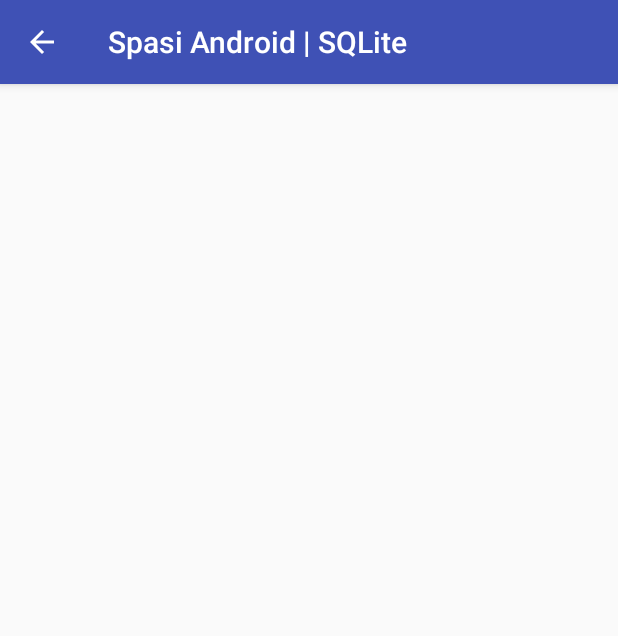
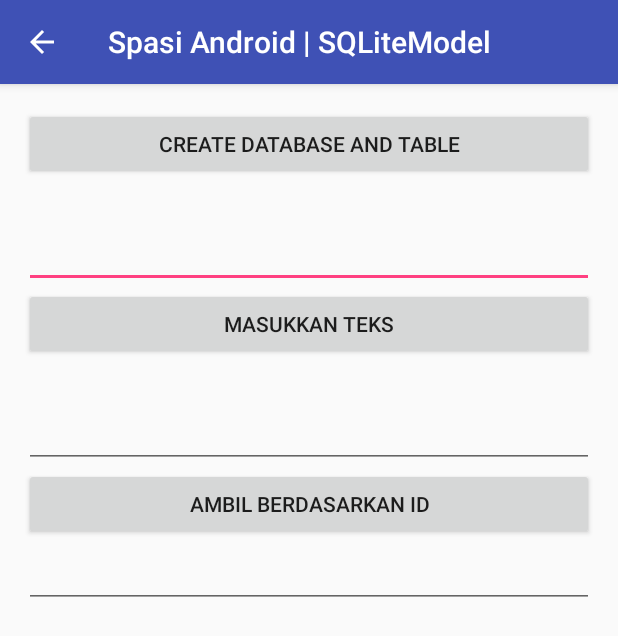
Before and after one commit to fajarlabs/TUTORIAL_AndroidSample, an Android app: the SQLiteActivity screen opened directly, with no data from a screen before it, on a phone screen of 412 x 824 dp. Shown: the top 636 px of the screen. Run offline under Robolectric (Android 15) with nearby library versions, the light colour scheme and no system bars.

Commit message:
Penambahan library

```diff
--- a/app/src/main/java/com/spasi/android/controller/MainActivity.java
+++ b/app/src/main/java/com/spasi/android/controller/MainActivity.java
@@ -173,7 +173,7 @@ public class MainActivity extends AppCompatActivity  {
             }
         });
 
-        // Button SQLite
+        // Button SQLiteModel
         Button btnSQLite = (Button)findViewById(R.id.btnSQLite);
         btnSQLite.setOnClickListener(new View.OnClickListener() {
             @Override
--- a/app/src/main/java/com/spasi/android/controller/sqlite/SQLiteActivity.java
+++ b/app/src/main/java/com/spasi/android/controller/sqlite/SQLiteActivity.java
@@ -1,16 +1,14 @@
 package com.spasi.android.controller.sqlite;
 
-import android.database.Cursor;
-import android.database.sqlite.SQLiteDatabase;
 import android.os.Bundle;
-import android.os.Environment;
-import android.support.design.widget.FloatingActionButton;
-import android.support.design.widget.Snackbar;
 import android.support.v7.app.AppCompatActivity;
 import android.support.v7.widget.Toolbar;
 import android.view.View;
+import android.widget.Button;
+import android.widget.TextView;
 
 import com.spasi.android.R;
+import com.spasi.android.model.SQLiteModel;
 
 // http://www.ttsberita.com/2014/05/menggunakan-database-sqlite-di-android.html
 // http://www.tutorialspoint.com/android/android_sqlite_database.htm
@@ -30,64 +28,29 @@ public class SQLiteActivity extends AppCompatActivity {
                 onBackPressed();
             }
         });
-        getSupportActionBar().setTitle("Spasi Android | SQLite");
+        getSupportActionBar().setTitle("Spasi Android | SQLiteModel");
 
-    }
+        final SQLiteModel sqlmodel = new SQLiteModel();
 
-    /**
-     * Cara membuat database
-     */
-    private void contohMembuatDatabase(){
-        String kartuMemory = Environment.getExternalStorageDirectory().toString() ;
-        String databasePart = kartuMemory + "/contohdb.sqlite";
+        // Button to insert data to sqlite
+        Button btnInsertText = (Button) findViewById(R.id.btnInsertText);
+        final TextView editTextInsert = (TextView) findViewById(R.id.editTextInsert);
+        btnInsertText.setOnClickListener(new View.OnClickListener() {
+            @Override
+            public void onClick(View v) {
+                sqlmodel.insertData(editTextInsert.getText().toString());
+            }
+        });
 
-        SQLiteDatabase db = SQLiteDatabase.openOrCreateDatabase(databasePart, null);
-        String sql = "CREATE TABLE IF NOT EXISTS  contoh_table "+
-                "(_id INTEGER PRIMARY KEY," +
-                "contohtext TEXT )";
-        db.execSQL(sql);
-        db.close();
-    }
-
-    /**
-     * Memasukkan teks kedalam database
-     * @param text
-     */
-    private void Masukantext(String text){
-
-        String kartuMemory = Environment.getExternalStorageDirectory().toString() ;
-        String databasePart = kartuMemory + "/contohdb.sqlite";
-
-        SQLiteDatabase db = SQLiteDatabase.openOrCreateDatabase(databasePart, null);
-        String sql = "INSERT INTO contoh_table (contohtext) "
-                + " VALUES(?)";
-
-        db.execSQL(sql, new String[]{text});
-        db.close();
-
-    }
-
-    /**
-     * Mengambil Text berdasarkan id-nya
-     * @param id
-     * @return
-     */
-    private String ambilText(String id){
-        String result = null;
-
-        String kartuMemory = Environment.getExternalStorageDirectory().toString() ;
-        String databasePart = kartuMemory + "/contohdb.sqlite";
-
-        SQLiteDatabase db = SQLiteDatabase.openOrCreateDatabase(databasePart, null);
-
-        String sql = "SELECT * FROM contoh_table WHERE _id = ?";
-        Cursor rs =   db.rawQuery(sql, new String[]{id});
-        if(rs.moveToFirst()){
-            result = rs.getString(rs.getColumnIndex("contohtext"));
-        }
-
-        rs.close();
-        db.close();
-        return result;
+        // Button to get data from sqlite
+        Button btnAmbil = (Button) findViewById(R.id.btnAmbil);
+        final TextView editTextTampil = (TextView) findViewById(R.id.editTextTampil);
+        final TextView editTextID = (TextView) findViewById(R.id.editTextID);
+        btnAmbil.setOnClickListener(new View.OnClickListener() {
+            @Override
+            public void onClick(View v) {
+                editTextTampil.setText(sqlmodel.getData(editTextID.getText().toString()));
+            }
+        });
     }
 }
--- /dev/null
+++ b/app/src/main/java/com/spasi/android/model/SQLiteModel.java
@@ -0,0 +1,64 @@
+package com.spasi.android.model;
+
+import android.database.Cursor;
+
+import com.spasi.android.util.SQLite;
+
+/**
+ * Created by Spasi-Ideapad on 2/3/2016.
+ */
+public class SQLiteModel {
+
+    private final String DBName = "contohdb.sqlite";
+    private SQLite db;
+
+    public SQLiteModel() {
+        // Instance must declared
+        db = new SQLite(DBName);
+        // Query create table
+        String sql = "CREATE TABLE IF NOT EXISTS  contoh_table "+
+                "(_id INTEGER PRIMARY KEY," +
+                "contohtext TEXT )";
+        // Execute
+        db.Do().execSQL(sql);
+        db.Do().close();
+    }
+
+    public String getData(String id) {
+        // Result
+        String result = "";
+        // SQL select data
+        String sql = "SELECT * FROM contoh_table WHERE _id = ?";
+        // Cursor position data
+        Cursor rs =   db.Do().rawQuery(sql, new String[]{id});
+        // First data
+        if(rs.moveToFirst()){
+            // Get data from column
+            result = rs.getString(rs.getColumnIndex("contohtext"));
+        }
+        // Recordset close
+        rs.close();
+        // Db close
+        db.Do().close();
+        // Return result
+        return result;
+    }
+
+    public void insertData(String text) {
+        // Query to insert data
+        String sql = "INSERT INTO contoh_table (contohtext) "
+                + " VALUES(?)";
+        // Excecute
+        db.Do().execSQL(sql, new String[]{text});
+        // Close
+        db.Do().close();
+    }
+
+    public void deleteData(String text) {
+        String sql = "DELETE FROM contoh_table WHERE _id = ? ";
+        // Excecute
+        db.Do().execSQL(sql, new String[]{text});
+        // Close
+        db.Do().close();
+    }
+}
--- /dev/null
+++ b/app/src/main/java/com/spasi/android/util/SQLite.java
@@ -0,0 +1,48 @@
+package com.spasi.android.util;
+
+import android.database.sqlite.SQLiteDatabase;
+import android.os.Environment;
+
+/**
+ * Created by Spasi-Ideapad on 2/3/2016.
+ */
+public class SQLite {
+    private String database;
+    private String databasePart;
+    private static SQLiteDatabase db;
+
+    public SQLite(String database) {
+        this.database = database;
+    }
+
+    /**
+     * Get instance
+     * @return
+     */
+    public SQLiteDatabase Do() {
+        // Create path save db
+        this.databasePart = Environment.getExternalStorageDirectory().toString() +"/"+ this.database;
+        // Check if db variable is null ?
+        if(null == db)
+            db = SQLiteDatabase.openOrCreateDatabase(this.databasePart, null);
+
+        // Local variable
+        Boolean dbopen = false;
+        try {
+            dbopen = db.isOpen();
+        }catch(Exception e) {
+            e.printStackTrace();
+        }
+
+        // If db is closed ?
+        if(!dbopen) {
+            // Reset
+            db = null;
+            // Create db again
+            db = SQLiteDatabase.openOrCreateDatabase(databasePart, null);
+        }
+
+        return db;
+    }
+
+}
--- a/app/src/main/res/layout/content_sqlite.xml
+++ b/app/src/main/res/layout/content_sqlite.xml
@@ -12,4 +12,65 @@
     tools:context="com.spasi.android.controller.sqlite.SQLiteActivity"
     tools:showIn="@layout/activity_sqlite">
 
+    <Button
+        android:layout_width="match_parent"
+        android:layout_height="wrap_content"
+        android:text="Create Database and Table"
+        android:id="@+id/btnCreateDBandTbl" />
+
+    <Space
+        android:layout_width="match_parent"
+        android:layout_height="40px"
+        android:layout_below="@+id/btnCreateDBandTbl"
+        android:layout_alignParentLeft="true"
+        android:layout_alignParentStart="true"
+        android:id="@+id/space" />
+
+    <EditText
+        android:layout_width="match_parent"
+        android:layout_height="wrap_content"
+        android:layout_below="@+id/space"
+        android:id="@+id/editTextInsert" />
+
+    <Button
+        android:layout_width="match_parent"
+        android:layout_height="wrap_content"
+        android:text="Masukkan Teks"
+        android:id="@+id/btnInsertText"
+        android:layout_below="@+id/editTextInsert"
+        android:layout_alignParentLeft="true"
+        android:layout_alignParentStart="true" />
+
+    <Space
+        android:layout_width="match_parent"
+        android:layout_height="40px"
+        android:id="@+id/space2"
+        android:layout_below="@+id/btnInsertText"
+        android:layout_alignParentLeft="true"
+        android:layout_alignParentStart="true" />
+
+    <EditText
+        android:layout_width="match_parent"
+        android:layout_height="wrap_content"
+        android:id="@+id/editTextID"
+        android:layout_below="@+id/space2"
+        android:layout_alignParentLeft="true" />
+
+    <Button
+        android:layout_width="match_parent"
+        android:layout_height="wrap_content"
+        android:id="@+id/btnAmbil"
+        android:layout_alignParentStart="true"
+        android:layout_below="@+id/editTextID"
+        android:layout_alignParentLeft="true"
+        android:text="Ambil Berdasarkan ID" />
+
+    <EditText
+        android:layout_width="match_parent"
+        android:layout_height="wrap_content"
+        android:id="@+id/editTextTampil"
+        android:layout_below="@+id/btnAmbil"
+        android:layout_alignParentLeft="true"
+        android:layout_alignParentStart="true" />
+
 </RelativeLayout>
```
Also changed, not shown: app/src/main/res/layout/content_main.xml (+15 -13 lines), 19 other files.
